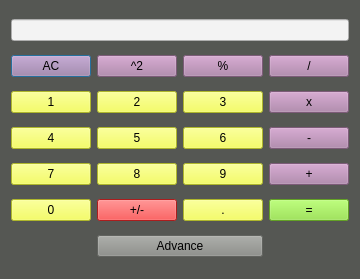
This is standard.ui in schahinheidari/project_python_Assignment_16 as Qt 5 draws it before an edit. The edited form follows.
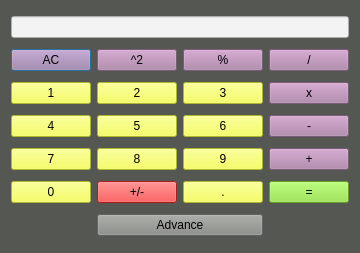
This is the edited form.

Commit message: update advance and standard ui and also added advance class and added negative btn, negative function

What changed in the file:
```diff
--- a/standard.ui
+++ b/standard.ui
@@ -7,7 +7,7 @@
     <x>0</x>
     <y>0</y>
     <width>356</width>
-    <height>279</height>
+    <height>253</height>
    </rect>
   </property>
   <property name="windowTitle">
```
The commit also changes 6 other files.
